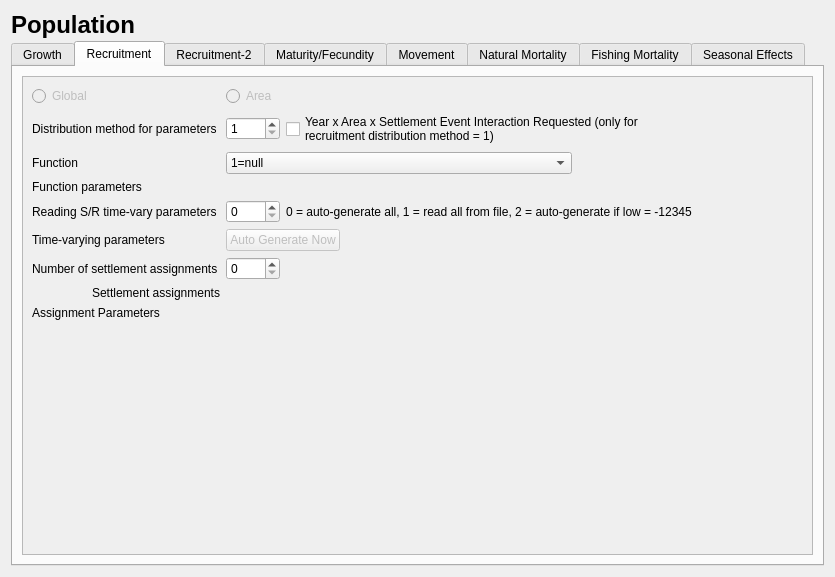
The window that src/population_widget.ui (nmfs-ost/ss3-ssi) describes before a commit, drawn with Qt 5.
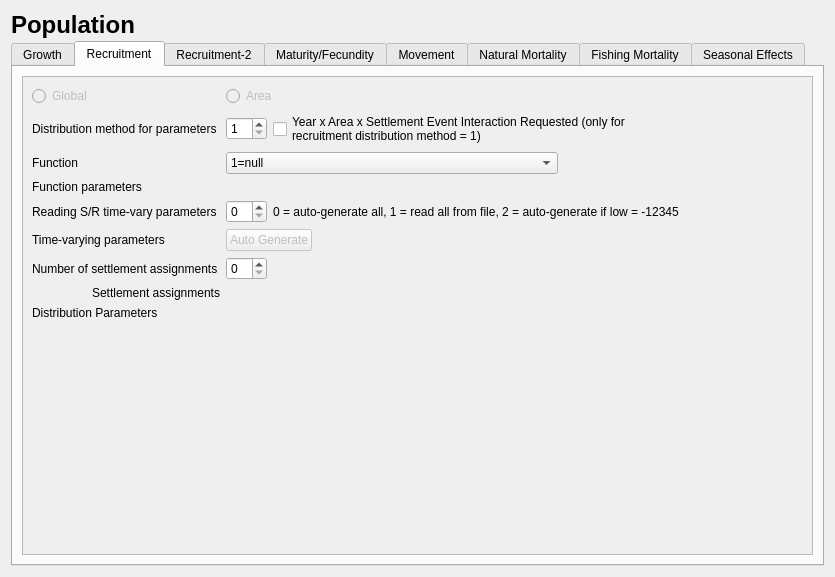
The same window after the commit. The open tabs and pages were chosen to show the change. Icons and pictures are not drawn.

Commit message: 3.03.01.13b Finished recruitment parameters. now beta.

What changed in the file:
```diff
--- a/src/population_widget.ui
+++ b/src/population_widget.ui
@@ -509,9 +509,9 @@
               <widget class="QSpinBox" name="spinBox_recr_num_assigns"/>
              </item>
              <item row="12" column="0" colspan="2">
-              <widget class="QLabel" name="label_recr_assigns_params">
+              <widget class="QLabel" name="label_recr_dist_params">
                <property name="text">
-                <string>Assignment Parameters</string>
+                <string>Distribution Parameters</string>
                </property>
               </widget>
              </item>
@@ -580,7 +580,7 @@
               </widget>
              </item>
              <item row="1" column="0">
-              <widget class="QLabel" name="label_recr_dist_params">
+              <widget class="QLabel" name="label_recr_dist_method">
                <property name="text">
                 <string>Distribution method for parameters</string>
                </property>
@@ -610,7 +610,7 @@
                 <bool>false</bool>
                </property>
                <property name="text">
-                <string>Auto Generate Now</string>
+                <string>Auto Generate</string>
                </property>
               </widget>
              </item>
```
Left out of the diff: 8 changed lines with no effect on the pictures. The commit also changes 8 other files.
